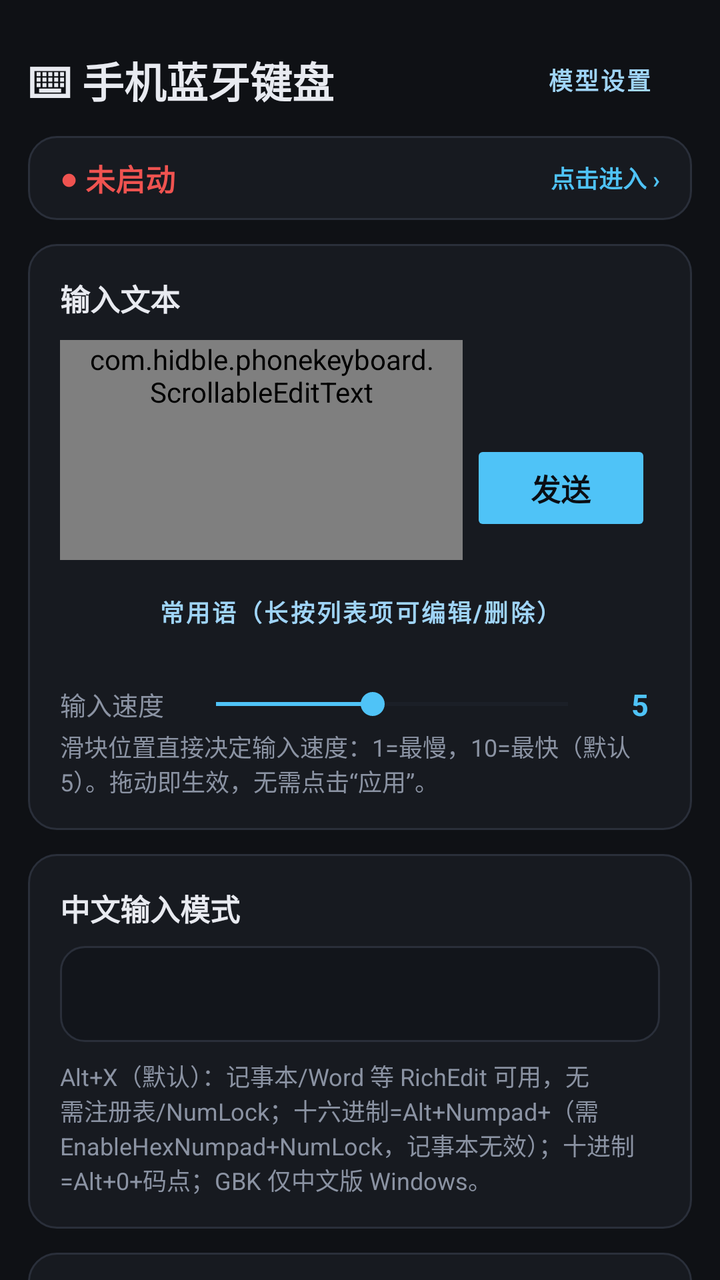
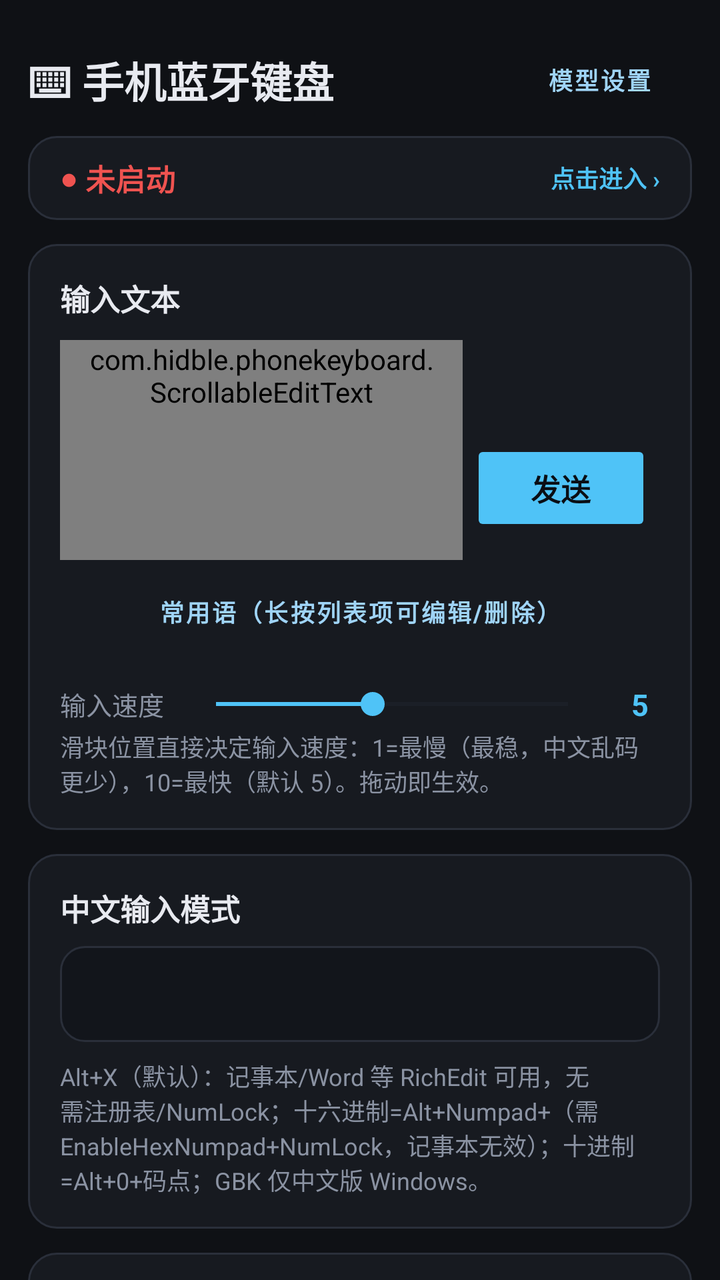

Two renders of the same Android screen: before a commit and after it. Below are the layout's source before the change and the commit's diff.
<!-- AndroidManifest.xml: activity theme Theme.HIDBLEKeyboard -->
<!-- res/layout/activity_main.xml -->
<?xml version="1.0" encoding="utf-8"?>
<ScrollView xmlns:android="http://schemas.android.com/apk/res/android"
    android:layout_width="match_parent"
    android:layout_height="match_parent"
    android:background="@color/background"
    android:fillViewport="true"
    android:scrollbars="none">

    <LinearLayout
        android:layout_width="match_parent"
        android:layout_height="wrap_content"
        android:orientation="vertical"
        android:padding="14dp">

        
        <LinearLayout
            android:layout_width="match_parent"
            android:layout_height="wrap_content"
            android:orientation="horizontal"
            android:gravity="center_vertical"
            android:layout_marginTop="4dp"
            android:layout_marginBottom="6dp">

            <TextView
                android:layout_width="wrap_content"
                android:layout_height="wrap_content"
                android:text="⌨ 手机蓝牙键盘"
                android:textSize="21sp"
                android:textStyle="bold"
                android:textColor="@color/text_primary" />

            <View
                android:layout_width="0dp"
                android:layout_height="1dp"
                android:layout_weight="1" />

            <Button
                android:id="@+id/llmSettingsTopButton"
                style="@style/KeyButton"
                android:layout_width="wrap_content"
                android:layout_height="36dp"
                android:text="模型设置" />
        </LinearLayout>

        
        <LinearLayout
            android:id="@+id/statusCard"
            android:layout_width="match_parent"
            android:layout_height="wrap_content"
            android:orientation="horizontal"
            android:gravity="center_vertical"
            android:background="@drawable/bg_card"
            android:clickable="true"
            android:focusable="true"
            android:foreground="?attr/selectableItemBackground"
            android:paddingStart="16dp"
            android:paddingEnd="16dp"
            android:paddingTop="10dp"
            android:paddingBottom="10dp"
            android:layout_marginBottom="12dp">

            <TextView
                android:id="@+id/headerStatusDot"
                android:layout_width="wrap_content"
                android:layout_height="wrap_content"
                android:text="● "
                android:textSize="15sp"
                android:textColor="@color/disconnected" />

            <TextView
                android:id="@+id/headerStatusText"
                android:layout_width="0dp"
                android:layout_height="wrap_content"
                android:layout_weight="1"
                android:text="未启动"
                android:textSize="15sp"
                android:textStyle="bold"
                android:textColor="@color/disconnected" />

            <TextView
                android:layout_width="wrap_content"
                android:layout_height="wrap_content"
                android:text="点击进入 ›"
                android:textSize="12sp"
                android:textStyle="bold"
                android:textColor="@color/primary" />
        </LinearLayout>

        
        <LinearLayout
            android:layout_width="match_parent"
            android:layout_height="wrap_content"
            android:orientation="vertical"
            android:background="@drawable/bg_card"
            android:padding="16dp"
            android:layout_marginBottom="12dp">

            <TextView
                android:layout_width="wrap_content"
                android:layout_height="wrap_content"
                android:text="输入文本"
                android:textSize="15sp"
                android:textStyle="bold"
                android:textColor="@color/text_primary"
                android:layout_marginBottom="10dp" />

            <LinearLayout
                android:layout_width="match_parent"
                android:layout_height="wrap_content"
                android:orientation="horizontal"
                android:gravity="center_vertical">

                <com.hidble.phonekeyboard.ScrollableEditText
                    android:id="@+id/textInput"
                    android:layout_width="0dp"
                    android:layout_height="wrap_content"
                    android:minHeight="110dp"
                    android:layout_weight="1"
                    android:background="@drawable/bg_input"
                    android:paddingStart="14dp"
                    android:paddingEnd="14dp"
                    android:hint="输入文字（支持中文/英文/数字，可多行）"
                    android:textColor="@color/text_primary"
                    android:textColorHint="@color/text_hint"
                    android:textColorHighlight="#334FC3F7"
                    android:textSize="15sp"
                    android:gravity="top|start"
                    android:inputType="textMultiLine"
                    android:lines="4"
                    android:minLines="4"
                    android:scrollbars="vertical"
                    android:scrollbarStyle="outsideOverlay"
                    android:fadeScrollbars="false"
                    android:importantForAutofill="no" />

                <Button
                    android:id="@+id/sendButton"
                    style="@style/PrimaryButton"
                    android:layout_width="0dp"
                    android:layout_height="48dp"
                    android:layout_weight="0.45"
                    android:layout_gravity="bottom"
                    android:layout_marginStart="8dp"
                    android:text="发送" />
            </LinearLayout>

            <Button
                android:id="@+id/phraseButton"
                style="@style/KeyButton"
                android:layout_width="match_parent"
                android:layout_height="44dp"
                android:layout_marginTop="8dp"
                android:text="常用语（长按列表项可编辑/删除）" />

            
            <LinearLayout
                android:layout_width="match_parent"
                android:layout_height="wrap_content"
                android:orientation="horizontal"
                android:gravity="center_vertical"
                android:layout_marginTop="10dp">

                <TextView
                    android:layout_width="wrap_content"
                    android:layout_height="wrap_content"
                    android:text="输入速度"
                    android:textSize="13sp"
                    android:textColor="@color/text_secondary" />

                <SeekBar
                    android:id="@+id/speedSeekBar"
                    android:layout_width="0dp"
                    android:layout_height="wrap_content"
                    android:layout_weight="1"
                    android:layout_marginStart="10dp"
                    android:layout_marginEnd="10dp"
                    android:min="1"
                    android:max="10"
                    android:progress="5"
                    android:progressTint="@color/primary"
                    android:progressBackgroundTint="@color/card_stroke"
                    android:thumbTint="@color/primary" />

                <TextView
                    android:id="@+id/speedValueText"
                    android:layout_width="wrap_content"
                    android:layout_height="wrap_content"
                    android:text="5"
                    android:textSize="15sp"
                    android:textStyle="bold"
                    android:textColor="@color/primary"
                    android:minWidth="20dp"
                    android:gravity="center" />
            </LinearLayout>

            <TextView
                android:layout_width="match_parent"
                android:layout_height="wrap_content"
                android:text="滑块位置直接决定输入速度：1=最慢，10=最快（默认 5）。拖动即生效，无需点击“应用”。"
                android:textSize="12sp"
                android:textColor="@color/text_secondary"
                android:layout_marginTop="2dp" />
        </LinearLayout>

        
        <LinearLayout
            android:layout_width="match_parent"
            android:layout_height="wrap_content"
            android:orientation="vertical"
            android:background="@drawable/bg_card"
            android:padding="16dp"
            android:layout_marginBottom="12dp">

            <TextView
                android:layout_width="wrap_content"
                android:layout_height="wrap_content"
                android:text="中文输入模式"
                android:textSize="15sp"
                android:textStyle="bold"
                android:textColor="@color/text_primary"
                android:layout_marginBottom="8dp" />

            <Spinner
                android:id="@+id/unicodeModeSpinner"
                android:layout_width="match_parent"
                android:layout_height="48dp"
                android:background="@drawable/bg_input"
                android:paddingStart="12dp"
                android:paddingEnd="12dp" />

            <TextView
                android:layout_width="match_parent"
                android:layout_height="wrap_content"
                android:text="Alt+X（默认）：记事本/Word 等 RichEdit 可用，无需注册表/NumLock；十六进制=Alt+Numpad+（需 EnableHexNumpad+NumLock，记事本无效）；十进制=Alt+0+码点；GBK 仅中文版 Windows。"
                android:textSize="12sp"
                android:textColor="@color/text_secondary"
                android:layout_marginTop="8dp" />
        </LinearLayout>

        
        <LinearLayout
            android:layout_width="match_parent"
            android:layout_height="wrap_content"
            android:orientation="vertical"
            android:background="@drawable/bg_card"
            android:padding="16dp"
            android:layout_marginBottom="12dp">

            <LinearLayout
                android:layout_width="match_parent"
                android:layout_height="wrap_content"
                android:orientation="horizontal"
                android:gravity="center_vertical"
                android:layout_marginBottom="8dp">

                <TextView
                    android:layout_width="0dp"
                    android:layout_height="wrap_content"
                    android:layout_weight="1"
                    android:text="大模型对话"
                    android:textSize="15sp"
                    android:textStyle="bold"
                    android:textColor="@color/text_primary" />

                <Button
                    android:id="@+id/llmSettingsButton"
                    style="@style/KeyButton"
                    android:text="模型设置" />
            </LinearLayout>

            <TextView
                android:layout_width="match_parent"
                android:layout_height="wrap_content"
                android:text="选提供方 + 填 Token 后即可对话；「我」的发言为绿色、AI 回复为白色，输出框可直接编辑。"
                android:textSize="12sp"
                android:textColor="@color/text_secondary"
                android:layout_marginBottom="8dp" />

            
            <com.hidble.phonekeyboard.ScrollableEditText
                android:id="@+id/llmInput"
                android:layout_width="match_parent"
                android:layout_height="wrap_content"
                android:minHeight="110dp"
                android:background="@drawable/bg_input"
                android:padding="12dp"
                android:hint="输入要问模型的话..."
                android:textColor="@color/text_primary"
                android:textColorHint="@color/text_hint"
                android:textColorHighlight="#334FC3F7"
                android:textSize="14sp"
                android:gravity="top|start"
                android:inputType="textMultiLine"
                android:lines="4"
                android:minLines="4"
                android:scrollbars="vertical"
                android:scrollbarStyle="outsideOverlay"
                android:fadeScrollbars="false"
                android:importantForAutofill="no" />

            <Button
                android:id="@+id/llmSendButton"
                style="@style/PrimaryButton"
                android:layout_width="match_parent"
                android:layout_height="48dp"
                android:layout_marginTop="8dp"
                android:text="发送给模型" />

            
            <LinearLayout
                android:id="@+id/llmThinkingRow"
                android:layout_width="match_parent"
                android:layout_height="wrap_content"
                android:orientation="horizontal"
                android:gravity="center_vertical"
                android:visibility="gone"
                android:layout_marginTop="8dp">

                <ProgressBar
                    android:layout_width="14dp"
                    android:layout_height="14dp"
                    android:indeterminateTint="@color/primary" />

                <TextView
                    android:id="@+id/llmThinkingText"
                    android:layout_width="wrap_content"
                    android:layout_height="wrap_content"
                    android:text="AI 正在思考"
                    android:textSize="13sp"
                    android:textColor="@color/text_secondary"
                    android:layout_marginStart="8dp" />
            </LinearLayout>

            
            <com.hidble.phonekeyboard.ScrollableEditText
                android:id="@+id/llmOutput"
                android:layout_width="match_parent"
                android:layout_height="190dp"
                android:background="@drawable/bg_log"
                android:padding="12dp"
                android:hint="对话内容会显示在这里，可直接编辑"
                android:textColor="@color/text_primary"
                android:textColorHint="@color/text_hint"
                android:textSize="13sp"
                android:gravity="top|start"
                android:inputType="textMultiLine"
                android:scrollbars="vertical"
                android:scrollbarStyle="outsideOverlay"
                android:fadeScrollbars="false"
                android:lineSpacingExtra="2dp"
                android:layout_marginTop="8dp"
                android:importantForAutofill="no" />

            <CheckBox
                android:id="@+id/llmIncludeMeCheck"
                android:layout_width="match_parent"
                android:layout_height="wrap_content"
                android:layout_marginTop="4dp"
                android:buttonTint="@color/check_green"
                android:text="发送到键盘时包含“我”的发言（默认不发送，只发 AI 回复）"
                android:textSize="12sp"
                android:textColor="@color/text_secondary" />

            <LinearLayout
                android:layout_width="match_parent"
                android:layout_height="wrap_content"
                android:orientation="horizontal"
                android:layout_marginTop="6dp">

                <Button
                    android:id="@+id/llmSendToKeyboardButton"
                    style="@style/PrimaryButton"
                    android:layout_width="0dp"
                    android:layout_height="50dp"
                    android:layout_weight="1.4"
                    android:text="发送到键盘" />

                <Button
                    android:id="@+id/llmClearButton"
                    style="@style/KeyButton"
                    android:layout_width="0dp"
                    android:layout_height="50dp"
                    android:layout_weight="0.6"
                    android:layout_marginStart="8dp"
                    android:text="清空" />
            </LinearLayout>
        </LinearLayout>

        
        <LinearLayout
            android:layout_width="match_parent"
            android:layout_height="wrap_content"
            android:orientation="vertical"
            android:background="@drawable/bg_card"
            android:padding="16dp"
            android:layout_marginBottom="20dp">

            <TextView
                android:layout_width="wrap_content"
                android:layout_height="wrap_content"
                android:text="更多功能"
                android:textSize="15sp"
                android:textStyle="bold"
                android:textColor="@color/text_primary"
                android:layout_marginBottom="4dp" />

            <TextView
                android:layout_width="match_parent"
                android:layout_height="wrap_content"
                android:text="光标控制、组合键、功能键、蓝牙开关与已配对设备、命令日志已收纳到二级页面，让主界面更清爽。"
                android:textSize="12sp"
                android:textColor="@color/text_secondary"
                android:layout_marginBottom="8dp" />

            <LinearLayout
                android:layout_width="match_parent"
                android:layout_height="wrap_content"
                android:orientation="horizontal">

                <Button
                    android:id="@+id/connectionButton"
                    style="@style/KeyButton"
                    android:layout_weight="1"
                    android:text="连接管理" />

                <Button
                    android:id="@+id/keysButton"
                    style="@style/KeyButton"
                    android:layout_weight="1"
                    android:text="更多按键" />

                <Button
                    android:id="@+id/logButton"
                    style="@style/KeyButton"
                    android:layout_weight="1"
                    android:text="命令日志" />
            </LinearLayout>
        </LinearLayout>

    </LinearLayout>
</ScrollView>
<!-- resources referenced by this layout -->
<resources>
  <color name="background">#0F1115</color>
  <color name="card_stroke">#2A2F3A</color>
  <color name="check_green">#4CAF50</color>
  <color name="disconnected">#EF5350</color>
  <color name="primary">#4FC3F7</color>
  <color name="text_hint">#5C6472</color>
  <color name="text_primary">#E8EAF0</color>
  <color name="text_secondary">#8B93A3</color>
  <!-- drawable bg_card (drawable) -->
  <?xml version="1.0" encoding="utf-8"?>
  <shape xmlns:android="http://schemas.android.com/apk/res/android"
      android:shape="rectangle">
      <solid android:color="@color/card_background" />
      <corners android:radius="14dp" />
      <stroke
          android:width="1dp"
          android:color="@color/card_stroke" />
  </shape>
  <!-- drawable bg_log (drawable) -->
  <?xml version="1.0" encoding="utf-8"?>
  <shape xmlns:android="http://schemas.android.com/apk/res/android"
      android:shape="rectangle">
      <solid android:color="@color/log_bg" />
      <corners android:radius="10dp" />
      <stroke android:width="1dp" android:color="@color/card_stroke" />
  </shape>
  <color name="card_background">#171A20</color>
  <color name="input_bg">#12151B</color>
  <color name="input_stroke_focused">#4FC3F7</color>
  <color name="input_stroke">#2A2F3A</color>
  <color name="log_bg">#0C0E12</color>
  <!-- drawable btn_text_key (drawable) -->
  <?xml version="1.0" encoding="utf-8"?>
  <selector xmlns:android="http://schemas.android.com/apk/res/android">
      <item android:state_enabled="false" android:color="@color/btn_key_text_disabled" />
      <item android:state_pressed="true" android:color="@color/btn_key_text_pressed" />
      <item android:color="@color/btn_key_text" />
  </selector>
  <!-- drawable btn_bg_key (drawable) -->
  <?xml version="1.0" encoding="utf-8"?>
  <selector xmlns:android="http://schemas.android.com/apk/res/android">
      <item android:state_enabled="false" android:color="@color/btn_key_disabled" />
      <item android:state_pressed="true" android:color="@color/btn_key_pressed" />
      <item android:color="@color/btn_key" />
  </selector>
  <color name="ripple">#26FFFFFF</color>
  <!-- drawable btn_text_primary (drawable) -->
  <?xml version="1.0" encoding="utf-8"?>
  <selector xmlns:android="http://schemas.android.com/apk/res/android">
      <item android:state_enabled="false" android:color="@color/btn_primary_text_disabled" />
      <item android:color="@color/btn_primary_text" />
  </selector>
  <!-- drawable btn_bg_primary (drawable) -->
  <?xml version="1.0" encoding="utf-8"?>
  <selector xmlns:android="http://schemas.android.com/apk/res/android">
      <item android:state_enabled="false" android:color="@color/btn_primary_disabled" />
      <item android:state_pressed="true" android:color="@color/btn_primary_pressed" />
      <item android:color="@color/btn_primary" />
  </selector>
  <color name="primary_dark">#0288D1</color>
  <color name="accent">#FFB74D</color>
  <color name="on_primary">#0A0E14</color>
  <color name="btn_key_text_disabled">#3E4652</color>
  <color name="btn_key_text_pressed">#CBE9FC</color>
  <color name="btn_key_text">#9FD4F7</color>
  <color name="btn_key_disabled">#161A20</color>
  <color name="btn_key_pressed">#2C3340</color>
  <color name="btn_key">#1F242E</color>
  <color name="btn_primary_text_disabled">#55606F</color>
  <color name="btn_primary_text">#0A0E14</color>
  <color name="btn_primary_disabled">#2A3340</color>
  <color name="btn_primary_pressed">#81D4FA</color>
  <color name="btn_primary">#4FC3F7</color>
</resources>

<!-- the commit's change to res/layout/activity_main.xml (unified diff, before → after) -->
@@ -196,7 +196,7 @@
             <TextView
                 android:layout_width="match_parent"
                 android:layout_height="wrap_content"
-                android:text="滑块位置直接决定输入速度：1=最慢，10=最快（默认 5）。拖动即生效，无需点击“应用”。"
+                android:text="滑块位置直接决定输入速度：1=最慢（最稳，中文乱码更少），10=最快（默认 5）。拖动即生效。"
                 android:textSize="12sp"
                 android:textColor="@color/text_secondary"
                 android:layout_marginTop="2dp" />
